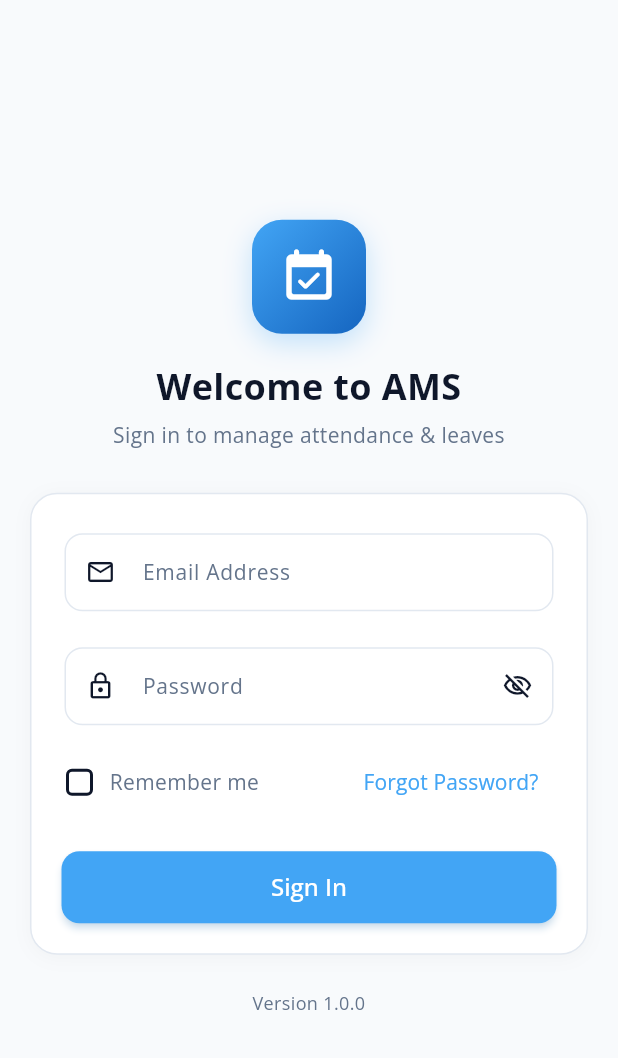
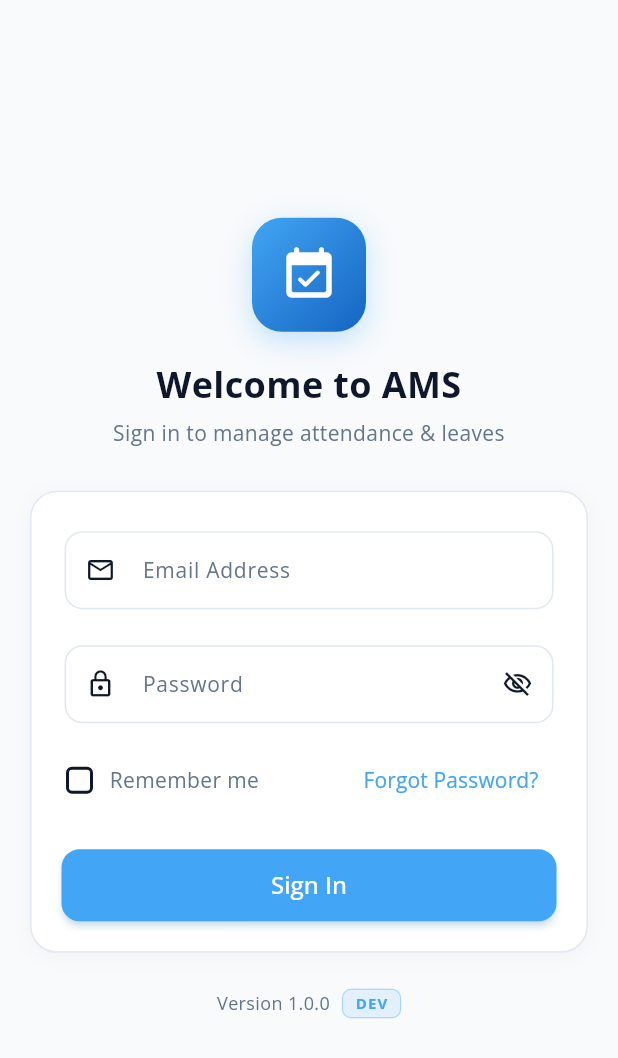
Before and after one commit to narendrasinghrajawat-dev/ams_flutter, a Flutter app: the screen it shows after launch, on a phone screen of 412 x 824 dp. Shown: the top 1058 px of the screen. Run offline on Flutter 3.47's test engine with Material 3 defaults, Android fonts, the phone set to English and light mode, and no system bars; our stand-ins replace custom_refresh_indicator, device_info_plus, flutter_dotenv, geolocator, get, get_storage and 2 more; accounts and stored records are empty; network calls fail.

Commit message:
feat: add environment badge to login screen and ensure instant reactive dark mode in profile and leaves screens

```diff
--- a/lib/core/constants/app_theme_colors.dart
+++ b/lib/core/constants/app_theme_colors.dart
@@ -23,12 +23,21 @@ class EnvConfig {
   static bool get isProd => _env == AppEnvironment.production;
   static bool get isTest => _env == AppEnvironment.test;
   static bool get isDev => _env == AppEnvironment.development;
+
+  static String get envName {
+    if (isProd) return 'PROD';
+    if (isTest) return 'TEST';
+    return 'DEV';
+  }
 }
-
-
 
 class AppThemeColors {
   static bool get isDark {
+    try {
+      if (Get.context != null) {
+        return Theme.of(Get.context!).brightness == Brightness.dark;
+      }
+    } catch (_) {}
     try {
       if (Get.isRegistered<SettingsController>()) {
         return Get.find<SettingsController>().isDark.value;
--- a/lib/modules/auth/views/login_screen.dart
+++ b/lib/modules/auth/views/login_screen.dart
@@ -310,11 +310,36 @@ class _LoginScreenState extends State<LoginScreen> {
 
                     const SizedBox(height: 24),
 
-                    // Version footer
-                    AppTextWidget.verySmall(
-                      'Version ${AppStrings.appVersion}',
-                      color: AppThemeColors.textSecondaryColor,
-                      align: TextAlign.center,
+                    // Version & Environment Badge Footer
+                    Row(
+                      mainAxisAlignment: MainAxisAlignment.center,
+                      children: [
+                        AppTextWidget.verySmall(
+                          'Version ${AppStrings.appVersion}',
+                          color: AppThemeColors.textSecondaryColor,
+                        ),
+                        const SizedBox(width: 8),
+                        Container(
+                          padding: const EdgeInsets.symmetric(horizontal: 8, vertical: 2),
+                          decoration: BoxDecoration(
+                            color: AppThemeColors.primaryColor.withOpacity(0.12),
+                            borderRadius: BorderRadius.circular(6),
+                            border: Border.all(
+                              color: AppThemeColors.primaryColor.withOpacity(0.35),
+                              width: 0.8,
+                            ),
+                          ),
+                          child: Text(
+                            EnvConfig.envName,
+                            style: TextStyle(
+                              fontSize: 10,
+                              fontWeight: FontWeight.w700,
+                              color: AppThemeColors.primaryColor,
+                              letterSpacing: 0.8,
+                            ),
+                          ),
+                        ),
+                      ],
                     ),
                   ],
                 ),
--- a/lib/modules/user/views/user_screens/user_home_screen.dart
+++ b/lib/modules/user/views/user_screens/user_home_screen.dart
@@ -13,6 +13,7 @@ import '../../../../widgets/text_and_icon_widgets/app_text_type.dart';
 
 import '../../../common/controller/common_controller.dart';
 import '../../../common/controller/loading_controller.dart';
+import '../../../common/controller/settings_controller.dart';
 import '../../../common/services/device_information_service.dart';
 import '../../../common/services/location_service.dart';
 import '../../../common/services/storage_service.dart';
@@ -38,6 +39,7 @@ class UserHomeScreen extends StatefulWidget {
 class _UserHomeScreenState extends State<UserHomeScreen> {
   final CommonController _commonController = Get.find();
   final UserActivityController _activityCtrl = Get.find();
+  final SettingsController _settings = Get.find();
   final StorageService _storageService = StorageService();
 
   Timer? _timer;
@@ -276,6 +278,7 @@ class _UserHomeScreenState extends State<UserHomeScreen> {
   @override
   Widget build(BuildContext context) {
     return Obx(() {
+      final isDark = _settings.isDark.value;
       final activities = _activityCtrl.activitiesByDate;
 
       final checkIn = UserHomeHelper.todayCheckIn(activities);
--- a/lib/modules/user/views/user_screens/user_leaves_screen.dart
+++ b/lib/modules/user/views/user_screens/user_leaves_screen.dart
@@ -20,6 +20,8 @@ import '../../controller/user_leaves_controller.dart';
 import '../../../models/apply_leave_request.dart';
 import 'forms/user_apply_leaves_form.dart';
 
+import '../../../common/controller/settings_controller.dart';
+
 class UserLeavesScreen extends StatefulWidget {
   const UserLeavesScreen({Key? key}) : super(key: key);
 
@@ -32,9 +34,12 @@ class _UserLeavesScreenState extends State<UserLeavesScreen> {
   int _activeTab = 0;
 
   final UserLeavesController _controller = Get.find<UserLeavesController>();
+  final SettingsController _settings = Get.find<SettingsController>();
 
   @override
   Widget build(BuildContext context) {
+    return Obx(() {
+      final isDark = _settings.isDark.value;
 
       return Stack(
         children: [
@@ -126,6 +131,7 @@ class _UserLeavesScreenState extends State<UserLeavesScreen> {
           ),
         ],
       );
+    });
   }
 
   // ---------------------------------------------------------------------------
--- a/lib/modules/user/views/user_screens/widgets/leaves/leave_balance_card.dart
+++ b/lib/modules/user/views/user_screens/widgets/leaves/leave_balance_card.dart
@@ -19,7 +19,8 @@ class LeaveBalanceCard extends StatelessWidget {
 
   @override
   Widget build(BuildContext context) {
-    final isDark = AppThemeColors.isDark;
+    final theme = Theme.of(context);
+    final isDark = theme.brightness == Brightness.dark;
 
     return CommonCardWidget(
       padding: 14,
@@ -114,7 +115,8 @@ class _StatPill extends StatelessWidget {
 
   @override
   Widget build(BuildContext context) {
-    final isDark = AppThemeColors.isDark;
+    final theme = Theme.of(context);
+    final isDark = theme.brightness == Brightness.dark;
 
     return Container(
       padding: const EdgeInsets.symmetric(horizontal: 10, vertical: 6),
--- a/lib/widgets/card/common_card.dart
+++ b/lib/widgets/card/common_card.dart
@@ -21,12 +21,16 @@ class CommonCardWidget extends StatelessWidget {
 
   @override
   Widget build(BuildContext context) {
-    final isDark = AppThemeColors.isDark;
+    final theme = Theme.of(context);
+    final isDark = theme.brightness == Brightness.dark;
+    final cardBg = color ?? theme.cardColor;
+    final borderColor = isDark ? const Color(0xFF273548) : const Color(0xFFE2E8F0);
+
     return Container(
       padding: EdgeInsets.all(padding),
       decoration: BoxDecoration(
-        color: color ?? AppThemeColors.cardBackgroundColor,
-        border: border ?? Border.all(width: 1, color: AppThemeColors.cardBorderColor),
+        color: cardBg,
+        border: border ?? Border.all(width: 1, color: borderColor),
         borderRadius: BorderRadius.circular(borderRadius),
         boxShadow: isShowBoxShadow
             ? [
```
Also changed, not shown: lib/modules/admin/views/admin_screens/admin_profile_screen.dart (+8 -1 lines), lib/modules/user/views/user_screens/user_profile_screen.dart (+8 -1 lines), lib/modules/user/views/user_screens/widgets/leaves/segmented_tabs.dart (+6 -3 lines), lib/widgets/container/common_container.dart (+7 -3 lines). Lines whose indentation alone changed are shown as unchanged.
